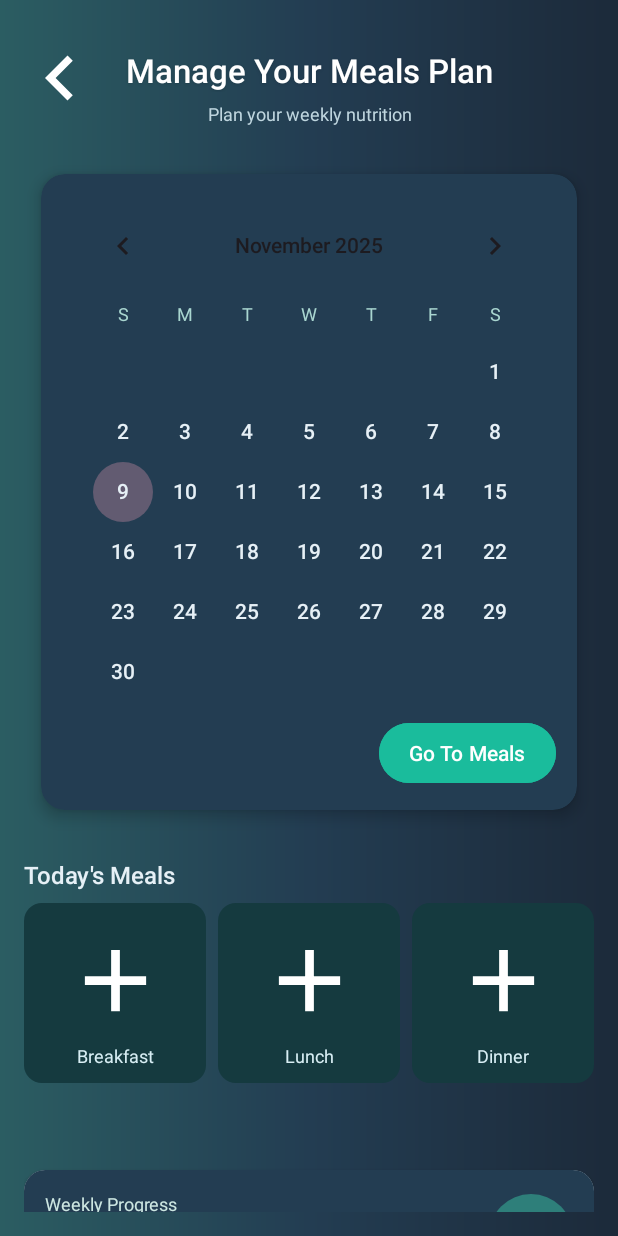
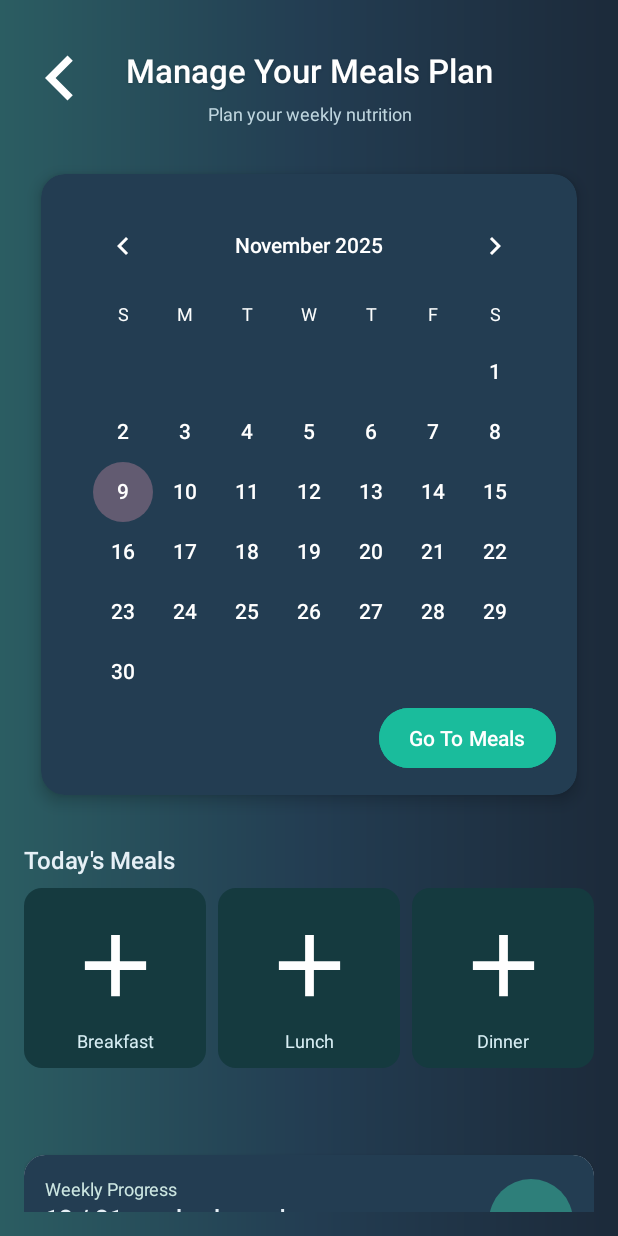
Before and after one commit to AbdelrhmanEmadMarouf/smart-food-planner, an Android app built with Jetpack Compose: the screen it shows after launch (MainActivity), item 3 of the bottom bar chosen, on a phone screen of 412 x 824 dp. Run offline under Robolectric (Android 15) with nearby library versions, the phone set to English and light mode, and no system bars; our stand-ins replace Room's generated code; pictures from the network do not load.

Commit message:
In This Commit I Fixed problem in Clander , that the the head title color was black and it should be white

```diff
--- a/app/src/main/res/layout/fragment_calender.xml
+++ b/app/src/main/res/layout/fragment_calender.xml
@@ -81,17 +81,16 @@
                 android:padding="14dp">
 
                 <!-- Native Calendar -->
+                <!-- layout.xml -->
                 <CalendarView
                     android:id="@+id/calendarView"
                     android:layout_width="match_parent"
                     android:layout_height="wrap_content"
-                    android:layout_marginBottom="10dp"
+                    android:theme="@style/CalendarViewTheme"
                     android:dateTextAppearance="@style/CalendarDateText"
-                    android:focusedMonthDateColor="#FFFFFF"
-                    android:selectedDateVerticalBar="@null"
-                    android:selectedWeekBackgroundColor="#335E6A"
-                    android:showWeekNumber="false"
-                    android:weekDayTextAppearance="@style/CalendarWeekDayText" />
+                    android:weekDayTextAppearance="@style/CalendarWeekDayText"
+                    android:showWeekNumber="false"/>
+
 
                 <!-- Go To Meals Button -->
                 <Button
--- a/app/src/main/res/values/themes.xml
+++ b/app/src/main/res/values/themes.xml
@@ -11,16 +11,27 @@
 
 
         <style name="CalendarDateText">
-            <item name="android:textColor">#E6F0F6</item>
+            <item name="android:textColor">#FFFFFF</item>
             <item name="android:textSize">14sp</item>
             <item name="android:fontFamily">sans-serif-medium</item>
         </style>
 
         <style name="CalendarWeekDayText">
-            <item name="android:textColor">#A9D6D0</item>
+            <item name="android:textColor">#FBFDFD</item>
             <item name="android:textSize">12sp</item>
             <item name="android:fontFamily">sans-serif</item>
         </style>
+
+
+    <!-- styles.xml -->
+    <style name="CalendarViewTheme" parent="ThemeOverlay.AppCompat.Dark">
+        <!-- try overriding primary text colors the header might use -->
+        <item name="android:textColorPrimary">#FFFFFFFF</item>
+        <item name="android:textColorPrimaryInverse">#FFFFFFFF</item>
+        <item name="android:colorAccent">#00FF00</item>
+    </style>
+
+
 
     <style name="DialogCornerShape">
         <item name="cornerFamily">rounded</item>
@@ -70,4 +81,5 @@
 
 
 
+
 </resources>
```
